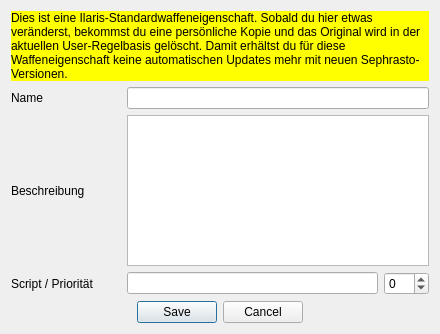
First picture: the form in UI/DatenbankEditWaffeneigenschaft.ui, repository Aeolitus/Sephrasto, before the edit.
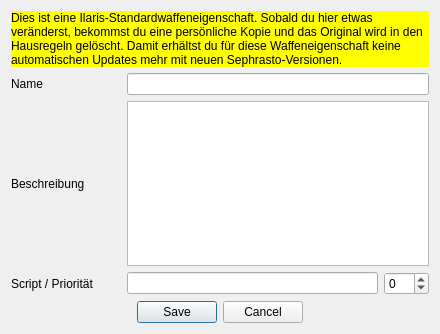
Second picture: the form after the edit.

Commit message: - Added two alternative visual themes: Fusion and Fusion Dark - Settings: cleaned up layout; renamed the cryptic "Nutzer-Regelbasis" to "Hausregeln"; added theme selection; added application restart if plugin or theme changes - Database editors: renamed the cryptic "Nutzer-Regelbasis" to "Hausregeln"; forced font in yellow warning labels to black, so it's always readable independent of the theme font color

```diff
--- a/UI/DatenbankEditWaffeneigenschaft.ui
+++ b/UI/DatenbankEditWaffeneigenschaft.ui
@@ -81,10 +81,10 @@
         <bool>false</bool>
        </property>
        <property name="styleSheet">
-        <string notr="true">background-color: rgb(255, 255, 0);</string>
+        <string notr="true">background-color: rgb(255, 255, 0); color: black;</string>
        </property>
        <property name="text">
-        <string>Dies ist eine Ilaris-Standardwaffeneigenschaft. Sobald du hier etwas veränderst, bekommst du eine persönliche Kopie und das Original wird in der aktuellen User-Regelbasis gelöscht. Damit erhältst du für diese Waffeneigenschaft keine automatischen Updates mehr mit neuen Sephrasto-Versionen.</string>
+        <string>&lt;html&gt;&lt;head/&gt;&lt;body&gt;&lt;p&gt;Dies ist eine Ilaris-Standardwaffeneigenschaft. Sobald du hier etwas veränderst, bekommst du eine persönliche Kopie und das Original wird in den Hausregeln gelöscht. Damit erhältst du für diese Waffeneigenschaft keine automatischen Updates mehr mit neuen Sephrasto-Versionen.&lt;/p&gt;&lt;/body&gt;&lt;/html&gt;</string>
        </property>
        <property name="wordWrap">
         <bool>true</bool>
```
The commit also changes 25 other files.
